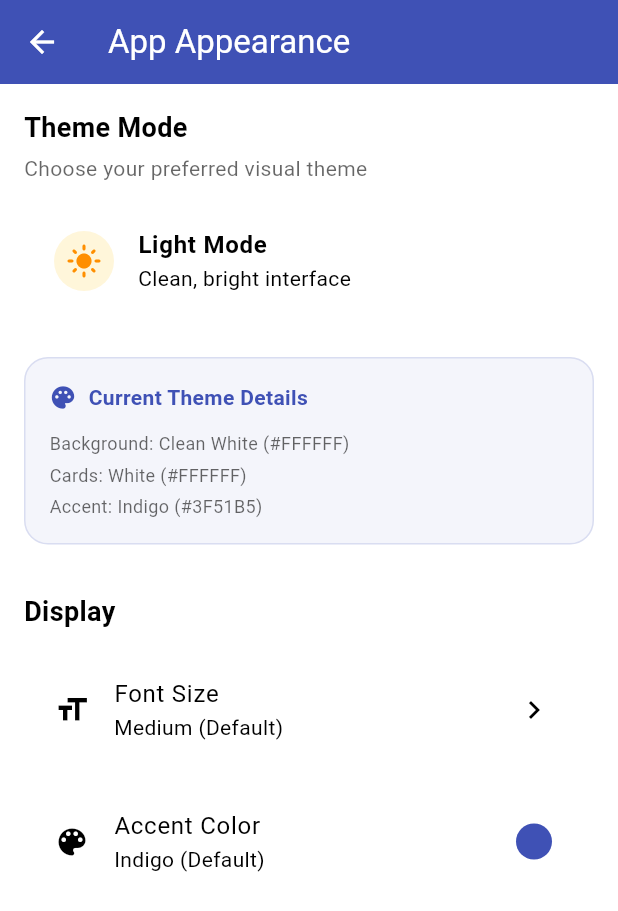
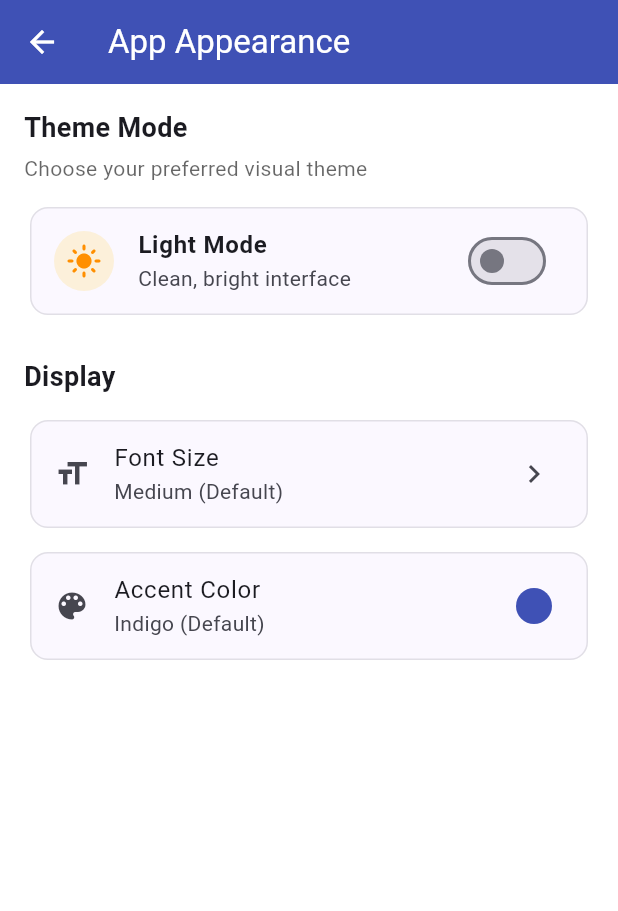
Before and after one commit to Secretuser129/OFFPAY, a Flutter app: the AppearanceScreen screen opened by its route, on a phone screen of 412 x 824 dp. Shown: the top 911 px of the screen. Run offline on Flutter 3.47's test engine with Material 3 defaults, Android fonts, the phone set to English and light mode, and no system bars; our stand-ins replace flutter_animate, flutter_blue_plus, hive, hive_flutter, image_picker, open_filex and 5 more; missing offline and left inert: mobile_scanner; accounts and stored records are empty.

Commit message:
Refactor theme management and permissions; enhance UI with dynamic font size and accent color settings

```diff
--- a/lib/main.dart
+++ b/lib/main.dart
@@ -66,39 +66,14 @@
   final bool isLoggedIn;
   const OffPayApp({super.key, this.isLoggedIn = false});
 
-  // Define the common primary color for both modes
-  static const MaterialColor primaryIndigo = MaterialColor(
-    0xFF3F51B5, // Base Indigo color
-    <int, Color>{
-      50: Color(0xFFE8EAF6),
-      100: Color(0xFFC5CBE9),
-      200: Color(0xFF9FA8DA),
-      300: Color(0xFF7986CC),
-      400: Color(0xFF5C6BC0),
-      500: Color(0xFF3F51B5),
-      600: Color(0xFF394AAE),
-      700: Color(0xFF3140A3),
-      800: Color(0xFF283593),
-      900: Color(0xFF1A237E),
-    },
-  );
-
-  // --- 1. Light Theme Definition ---
-  ThemeData get lightTheme => ThemeData(
+  ThemeData _buildLightTheme(Color accentColor, double fontScale) {
+    return ThemeData(
       useMaterial3: true,
       brightness: Brightness.light,
-        primarySwatch: primaryIndigo,
-        primaryColor: primaryIndigo[500],
-        colorScheme: ColorScheme.fromSwatch(
-          primarySwatch: primaryIndigo,
-          brightness: Brightness.light,
-        ).copyWith(
-          secondary: primaryIndigo.shade300,
-          surface: Colors.white,
-        ),
+      colorSchemeSeed: accentColor,
       scaffoldBackgroundColor: Colors.white,
       appBarTheme: AppBarTheme(
-          backgroundColor: primaryIndigo[500],
+        backgroundColor: accentColor,
         foregroundColor: Colors.white,
         elevation: 0,
       ),
@@ -107,21 +82,17 @@
         elevation: 4,
         shape: RoundedRectangleBorder(borderRadius: BorderRadius.circular(12)),
       ),
+      textTheme: const TextTheme().apply(
+        fontSizeFactor: fontScale,
+      ),
     );
+  }
 
-  // --- 2. AMOLED Dark Theme Definition ---
-  ThemeData get darkTheme => ThemeData(
+  ThemeData _buildDarkTheme(Color accentColor, double fontScale) {
+    return ThemeData(
       useMaterial3: true,
       brightness: Brightness.dark,
-        primarySwatch: primaryIndigo,
-        primaryColor: primaryIndigo.shade300,
-        colorScheme: ColorScheme.fromSwatch(
-          primarySwatch: primaryIndigo,
-          brightness: Brightness.dark,
-        ).copyWith(
-          surface: const Color(0xFF121216),
-          secondary: primaryIndigo.shade200,
-        ),
+      colorSchemeSeed: accentColor,
       scaffoldBackgroundColor: const Color(0xFF000000), // Pure AMOLED Black
       appBarTheme: const AppBarTheme(
         backgroundColor: Color(0xFF0A0A0E),
@@ -133,7 +104,11 @@
         elevation: 4,
         shape: RoundedRectangleBorder(borderRadius: BorderRadius.circular(12)),
       ),
+      textTheme: ThemeData.dark().textTheme.apply(
+        fontSizeFactor: fontScale,
+      ),
     );
+  }
 
   @override
   Widget build(BuildContext context) {
@@ -141,8 +116,8 @@
 
     return MaterialApp(
       title: 'OFF-PAY',
-      theme: lightTheme,
-      darkTheme: darkTheme,
+      theme: _buildLightTheme(themeProvider.accentColor, themeProvider.fontSizeScale),
+      darkTheme: _buildDarkTheme(themeProvider.accentColor, themeProvider.fontSizeScale),
       themeMode: themeProvider.themeMode,
 
       initialRoute: isLoggedIn ? '/home' : '/login',
--- a/lib/screens/appearance_screen.dart
+++ b/lib/screens/appearance_screen.dart
@@ -77,61 +77,7 @@
           ),
           const SizedBox(height: 24),
 
-          // Section B: Theme Info Card
-          Container(
-            padding: const EdgeInsets.all(16),
-            decoration: BoxDecoration(
-              color: theme.primaryColor.withAlpha(15), // 0.06 alpha
-              borderRadius: BorderRadius.circular(16),
-              border: Border.all(
-                color: theme.primaryColor.withAlpha(38), // 0.15 alpha
-              ),
-            ),
-            child: Column(
-              crossAxisAlignment: CrossAxisAlignment.start,
-              children: [
-                Row(
-                  children: [
-                    Icon(
-                      Icons.palette,
-                      size: 18,
-                      color: theme.primaryColor,
-                    ),
-                    const SizedBox(width: 8),
-                    Text(
-                      'Current Theme Details',
-                      style: TextStyle(
-                        fontWeight: FontWeight.bold,
-                        color: theme.primaryColor,
-                      ),
-                    ),
-                  ],
-                ),
-                const SizedBox(height: 12),
-                Text(
-                  isDark
-                      ? 'Background: Pure AMOLED Black (#000000)'
-                      : 'Background: Clean White (#FFFFFF)',
-                  style: TextStyle(fontSize: 12, color: theme.hintColor),
-                ),
-                const SizedBox(height: 4),
-                Text(
-                  isDark
-                      ? 'Cards: Dark Surface (#121218)'
-                      : 'Cards: White (#FFFFFF)',
-                  style: TextStyle(fontSize: 12, color: theme.hintColor),
-                ),
-                const SizedBox(height: 4),
-                Text(
-                  'Accent: Indigo (#3F51B5)',
-                  style: TextStyle(fontSize: 12, color: theme.hintColor),
-                ),
-              ],
-            ),
-          ),
-          const SizedBox(height: 32),
-
-          // Section C: Display Settings (Future)
+          // Section C: Display Settings
           const Text(
             'Display',
             style: TextStyle(
@@ -140,6 +86,10 @@
             ),
           ),
           const SizedBox(height: 12),
+          Consumer<ThemeProvider>(
+            builder: (context, themeProvider, child) {
+              return Column(
+                children: [
                   Card(
                     elevation: 0,
                     color: theme.cardColor,
@@ -149,12 +99,12 @@
                         color: theme.dividerColor.withAlpha(50),
                       ),
                     ),
-            child: const ListTile(
-              leading: Icon(Icons.format_size),
-              title: Text('Font Size'),
-              subtitle: Text('Medium (Default)'),
-              trailing: Icon(Icons.chevron_right),
-              onTap: null, // Disabled for now
+                    child: ListTile(
+                      leading: const Icon(Icons.format_size),
+                      title: const Text('Font Size'),
+                      subtitle: Text(_getFontSizeLabel(themeProvider.fontSizeScale)),
+                      trailing: const Icon(Icons.chevron_right),
+                      onTap: () => _showFontSizeDialog(context, themeProvider),
                     ),
                   ),
                   const SizedBox(height: 8),
@@ -170,20 +120,126 @@
                     child: ListTile(
                       leading: const Icon(Icons.color_lens),
                       title: const Text('Accent Color'),
-              subtitle: const Text('Indigo (Default)'),
+                      subtitle: Text(_getColorLabel(themeProvider.accentColor)),
                       trailing: Container(
                         width: 24,
                         height: 24,
-                decoration: const BoxDecoration(
-                  color: Colors.indigo,
+                        decoration: BoxDecoration(
+                          color: themeProvider.accentColor,
                           shape: BoxShape.circle,
                         ),
                       ),
-              onTap: null, // Disabled for now
+                      onTap: () => _showColorPicker(context, themeProvider),
                     ),
+                  ),
+                ],
+              );
+            },
           ),
         ],
       ),
     );
   }
+
+  String _getFontSizeLabel(double scale) {
+    if (scale <= 0.8) return 'Small';
+    if (scale >= 1.2) return 'Large';
+    return 'Medium (Default)';
   }
+
+  void _showFontSizeDialog(BuildContext context, ThemeProvider provider) {
+    showDialog(
+      context: context,
+      builder: (context) {
+        return AlertDialog(
+          title: const Text('Select Font Size'),
+          content: Column(
+            mainAxisSize: MainAxisSize.min,
+            children: [
+              RadioListTile<double>(
+                title: const Text('Small'),
+                value: 0.8,
+                groupValue: provider.fontSizeScale,
+                onChanged: (val) {
+                  if (val != null) provider.setFontSizeScale(val);
+                  Navigator.pop(context);
+                },
+              ),
+              RadioListTile<double>(
+                title: const Text('Medium (Default)'),
+                value: 1.0,
+                groupValue: provider.fontSizeScale,
+                onChanged: (val) {
+                  if (val != null) provider.setFontSizeScale(val);
+                  Navigator.pop(context);
+                },
+              ),
+              RadioListTile<double>(
+                title: const Text('Large'),
+                value: 1.2,
+                groupValue: provider.fontSizeScale,
+                onChanged: (val) {
+                  if (val != null) provider.setFontSizeScale(val);
+                  Navigator.pop(context);
+                },
+              ),
+            ],
+          ),
+        );
+      },
+    );
+  }
+
+  String _getColorLabel(Color color) {
+    if (color == Colors.indigo) return 'Indigo (Default)';
+    if (color == Colors.blue) return 'Blue';
+    if (color == Colors.green) return 'Green';
+    if (color == Colors.orange) return 'Orange';
+    if (color == Colors.purple) return 'Purple';
+    if (color == Colors.red) return 'Red';
+    return 'Custom';
+  }
+
+  void _showColorPicker(BuildContext context, ThemeProvider provider) {
+    final colors = [
+      Colors.indigo,
+      Colors.blue,
+      Colors.green,
+      Colors.orange,
+      Colors.purple,
+      Colors.red,
+    ];
+
+    showDialog(
+      context: context,
+      builder: (context) {
+        return AlertDialog(
+          title: const Text('Select Accent Color'),
+          content: Wrap(
+            spacing: 12,
+            runSpacing: 12,
+            children: colors.map((color) {
+              return GestureDetector(
+                onTap: () {
+                  provider.setAccentColor(color);
+                  Navigator.pop(context);
+                },
+                child: Container(
+                  width: 48,
+                  height: 48,
+                  decoration: BoxDecoration(
+                    color: color,
+                    shape: BoxShape.circle,
+                    border: provider.accentColor == color
+                        ? Border.all(color: Theme.of(context).textTheme.bodyLarge?.color ?? Colors.white, width: 3)
+                        : null,
+                  ),
+                ),
+              );
+            }).toList(),
+          ),
+        );
+      },
+    );
+  }
+}
--- a/lib/screens/home_screen.dart
+++ b/lib/screens/home_screen.dart
@@ -238,7 +238,7 @@
             Container(
               decoration: BoxDecoration(
                 shape: BoxShape.circle,
-                color: Theme.of(context).brightness == Brightness.light ? Colors.white : Colors.indigo.shade900,
+                color: Theme.of(context).brightness == Brightness.light ? Colors.white : Theme.of(context).cardTheme.color,
               ),
               padding: const EdgeInsets.all(6),
               child: Image.asset(
@@ -421,7 +421,7 @@
               padding: const EdgeInsets.symmetric(vertical: 16),
             ),
             icon: const Icon(Icons.send, size: 18),
-            label: const Text('Send Money', style: TextStyle(fontSize: 13, fontWeight: FontWeight.bold)),
+            label: const Text('Send', style: TextStyle(fontSize: 13, fontWeight: FontWeight.bold)),
             onPressed: () {
               HapticFeedback.lightImpact();
               Navigator.of(context).push(
@@ -436,19 +436,16 @@
         Expanded(
           child: ElevatedButton.icon(
             style: ElevatedButton.styleFrom(
-              backgroundColor: isDark ? const Color(0xFF1E1E28) : Colors.indigo.shade50,
-              foregroundColor: isDark ? Colors.indigo.shade200 : Colors.indigo.shade900,
+              backgroundColor: isDark ? theme.cardTheme.color : theme.primaryColor.withValues(alpha: 0.1),
+              foregroundColor: isDark ? theme.primaryColorLight : theme.primaryColorDark,
               elevation: 2,
               shape: RoundedRectangleBorder(
                 borderRadius: BorderRadius.circular(12),
-                side: BorderSide(
-                  color: isDark ? Colors.indigo.withValues(alpha: 0.3) : Colors.indigo.withValues(alpha: 0.2),
-                ),
               ),
               padding: const EdgeInsets.symmetric(vertical: 16),
             ),
             icon: const Icon(Icons.call_received, size: 18),
-            label: const Text('Receive Money', style: TextStyle(fontSize: 13, fontWeight: FontWeight.bold)),
+            label: const Text('Receive', style: TextStyle(fontSize: 13, fontWeight: FontWeight.bold)),
             onPressed: () {
               HapticFeedback.lightImpact();
               Navigator.pushNamed(context, '/receive');
--- a/lib/screens/receive_screen.dart
+++ b/lib/screens/receive_screen.dart
@@ -110,12 +110,12 @@
             Container(
               padding: const EdgeInsets.all(8),
               decoration: BoxDecoration(
-                color: Colors.indigo.withValues(alpha: 0.1),
+                color: theme.primaryColor.withValues(alpha: 0.1),
                 borderRadius: BorderRadius.circular(8),
               ),
               child: SelectableText(
                 senderId,
-                style: const TextStyle(fontWeight: FontWeight.bold, fontSize: 13, color: Colors.indigo),
+                style: TextStyle(fontWeight: FontWeight.bold, fontSize: 13, color: theme.primaryColor),
               ),
             ),
           ],
@@ -123,7 +123,7 @@
         actions: [
           ElevatedButton(
             style: ElevatedButton.styleFrom(
-              backgroundColor: Colors.indigo,
+              backgroundColor: theme.primaryColor,
               foregroundColor: Colors.white,
               shape: RoundedRectangleBorder(borderRadius: BorderRadius.circular(8)),
             ),
@@ -166,9 +166,9 @@
                   height: 180 + (_pulseController.value * 24),
                   decoration: BoxDecoration(
                     shape: BoxShape.circle,
-                    color: Colors.blue.withValues(alpha: 0.1 + (0.1 * (1 - _pulseController.value))),
+                    color: theme.primaryColor.withValues(alpha: 0.1 + (0.1 * (1 - _pulseController.value))),
                     border: Border.all(
-                      color: Colors.blue.withValues(alpha: 0.3 + (0.4 * _pulseController.value)),
+                      color: theme.primaryColor.withValues(alpha: 0.3 + (0.4 * _pulseController.value)),
                       width: 2 + (2 * _pulseController.value),
                     ),
                   ),
@@ -176,9 +176,9 @@
                     child: Container(
                       width: 100,
                       height: 100,
-                      decoration: const BoxDecoration(
+                      decoration: BoxDecoration(
                         shape: BoxShape.circle,
-                        color: Colors.indigo,
+                        color: theme.primaryColor,
                       ),
                       child: const Icon(
                         Icons.bluetooth_searching,
@@ -231,14 +231,14 @@
               decoration: BoxDecoration(
                 color: theme.cardTheme.color,
                 borderRadius: BorderRadius.circular(12),
-                border: Border.all(color: Colors.indigo.withValues(alpha: 0.3)),
+                border: Border.all(color: theme.primaryColor.withValues(alpha: 0.3)),
               ),
               child: Column(
                 children: [
                   Row(
                     mainAxisAlignment: MainAxisAlignment.center,
                     children: [
-                      const Icon(Icons.bluetooth, size: 16, color: Colors.indigo),
+                      Icon(Icons.bluetooth, size: 16, color: theme.primaryColor),
                       const SizedBox(width: 6),
                       Text(
                         'Device ID: $deviceId',
```
Also changed, not shown: lib/services/bluetooth_service.dart (+9 -8 lines), lib/services/theme_service.dart (+43 -3 lines), 1 other file. Lines whose indentation alone changed are shown as unchanged.
